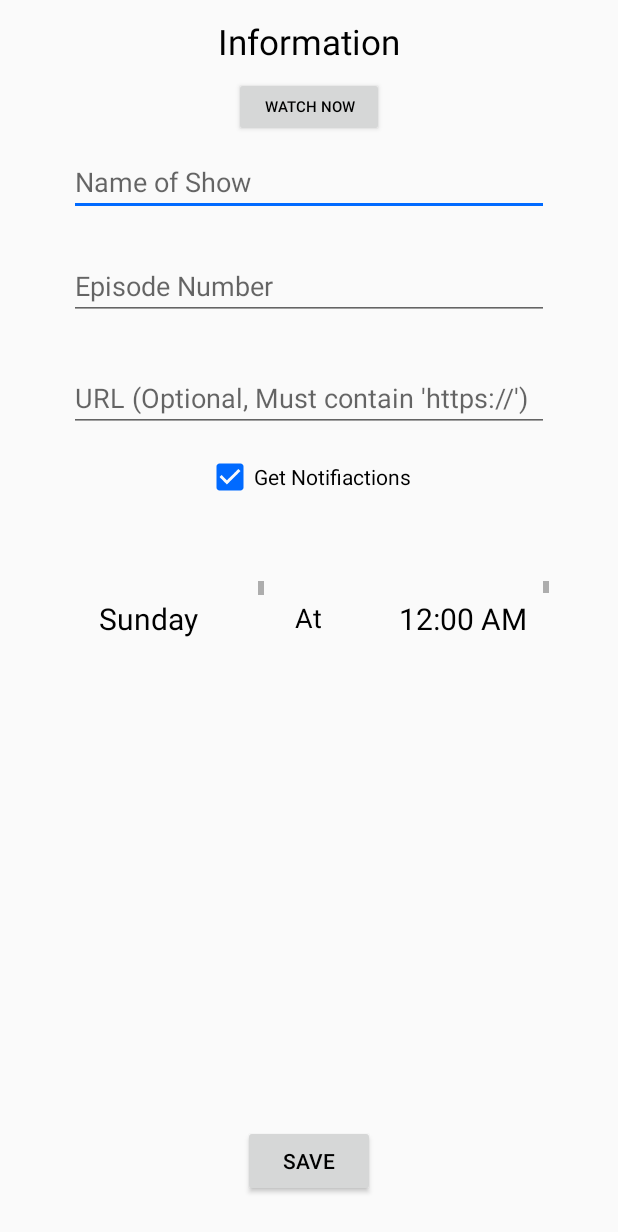
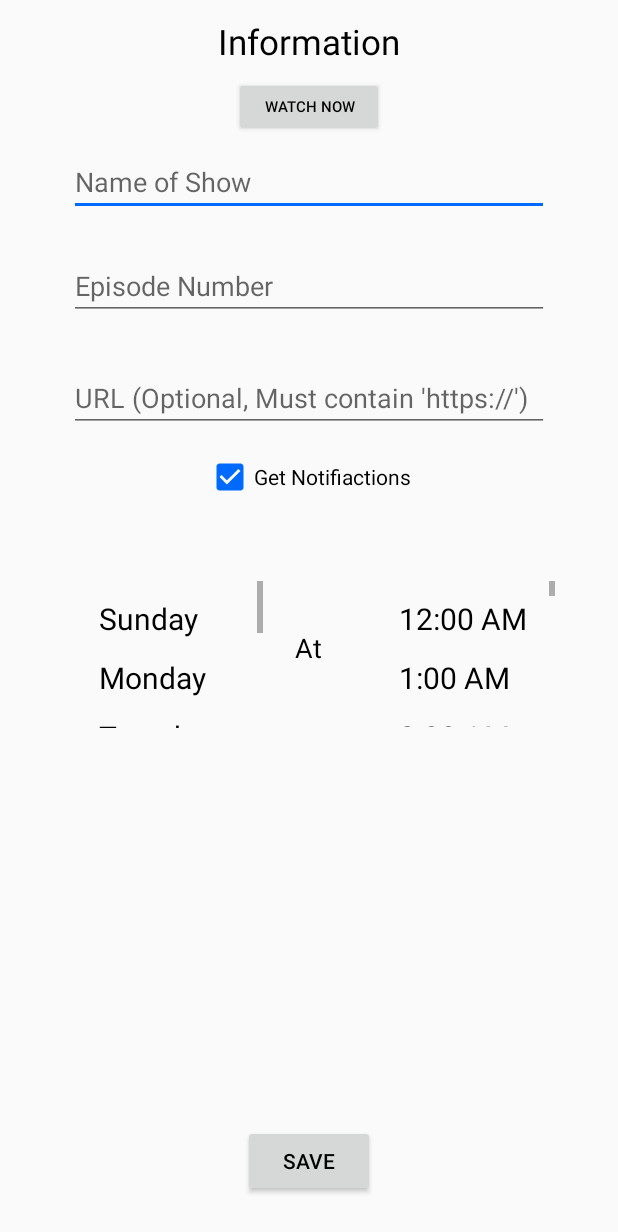
Before and after one commit to Achuna/Show_Tracker, an Android app: the EditorActivity screen opened directly, with no data from a screen before it, after a tap on "Get Notifiactions", on a phone screen of 412 x 824 dp. Shown: the top 1232 px of the screen. Run offline under Robolectric (Android 15) with nearby library versions, the phone set to English and light mode, and no system bars.

Commit message:
Editor Activity UI Updates to list adapters

```diff
--- a/app/build.gradle
+++ b/app/build.gradle
@@ -7,7 +7,7 @@ android {
         minSdkVersion 23
         targetSdkVersion 26
         versionCode 1
-        versionName '3.3'
+        versionName '3.5'
         testInstrumentationRunner "android.support.test.runner.AndroidJUnitRunner"
     }
     buildTypes {
--- a/app/src/main/java/com/example/achuna/tracker/AlarmService.java
+++ b/app/src/main/java/com/example/achuna/tracker/AlarmService.java
@@ -95,7 +95,6 @@ public class AlarmService extends Service {
                         alarmManager.cancel(pendingIntent);
                     } else {
                         alarmManager.setRepeating(AlarmManager.RTC_WAKEUP, calendar.getTimeInMillis(), weeklyInterval, pendingIntent);
-
                     }
                 }
             }
--- a/app/src/main/java/com/example/achuna/tracker/EditorActivity.java
+++ b/app/src/main/java/com/example/achuna/tracker/EditorActivity.java
@@ -383,7 +383,7 @@ public class EditorActivity extends Activity {
                         clipboard.setPrimaryClip(clip);
                         Toast.makeText(getApplicationContext(), "URL Copied", Toast.LENGTH_SHORT).show();
 
-                        MainActivity.list.get(listItem).setNumber(episode + 1);
+                        MainActivity.list.get(listItem).setNumber(episode); //Increment episode on list not needed anymore
                         database.updateShow(MainActivity.list.get(listItem));
 
                         Intent stream = new Intent(Intent.ACTION_VIEW);
--- a/app/src/main/java/com/example/achuna/tracker/MainActivity.java
+++ b/app/src/main/java/com/example/achuna/tracker/MainActivity.java
@@ -21,6 +21,7 @@ import android.support.v7.app.AppCompatActivity;
 import android.support.v7.widget.Toolbar;
 import android.text.InputType;
 import android.util.Log;
+import android.view.KeyEvent;
 import android.view.Menu;
 import android.view.MenuInflater;
 import android.view.MenuItem;
@@ -803,6 +804,9 @@ public class MainActivity extends AppCompatActivity implements NavigationView.On
 
     ///////////ACTIVITY LIFESTYLE HANDLERS//////////////
 
+//    public void onBackPressed() {
+//        finish();
+//    }
 
     @Override
     protected void onStop() {
--- a/app/src/main/res/layout/activity_editor.xml
+++ b/app/src/main/res/layout/activity_editor.xml
@@ -122,10 +122,10 @@
 
     <ListView
         android:id="@+id/dayList"
-        android:layout_width="130dp"
-        android:layout_height="50dp"
+        android:layout_width="129dp"
+        android:layout_height="98dp"
+        android:layout_below="@+id/notificationTime"
         android:layout_alignStart="@+id/showNumber"
-        android:layout_below="@+id/notificationTime"
         android:layout_marginTop="24dp"
         android:divider="@android:color/transparent"
         android:isScrollContainer="false"
@@ -134,14 +134,15 @@
 
     <ListView
         android:id="@+id/timeList"
-        android:layout_width="120dp"
-        android:layout_height="50dp"
+        android:layout_width="124dp"
+        android:layout_height="97dp"
+        android:layout_alignTop="@+id/dayList"
+        android:layout_alignEnd="@+id/showNameEt"
+        android:layout_marginEnd="-4dp"
+        android:divider="@android:color/transparent"
         android:isScrollContainer="false"
-        android:layout_alignEnd="@+id/showNameEt"
-        android:layout_alignTop="@+id/dayList"
-        android:divider="@android:color/transparent"
-        android:windowSoftInputMode="adjustNothing"
-        android:visibility="invisible" />
+        android:visibility="invisible"
+        android:windowSoftInputMode="adjustNothing" />
 
     <Button
         android:id="@+id/watchNow"
@@ -159,7 +160,7 @@
         android:layout_height="wrap_content"
         android:layout_alignTop="@+id/dayList"
         android:layout_centerHorizontal="true"
-        android:layout_marginTop="12dp"
+        android:layout_marginTop="32dp"
         android:text="At"
         android:textSize="18sp"
         android:visibility="invisible" />
```
